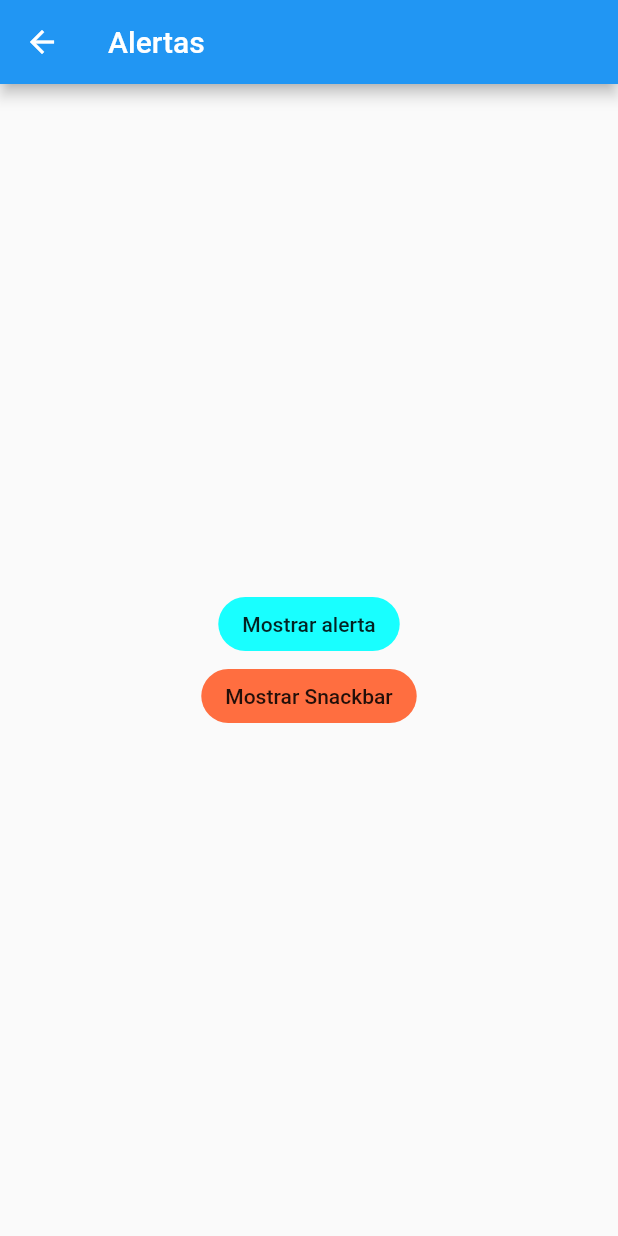
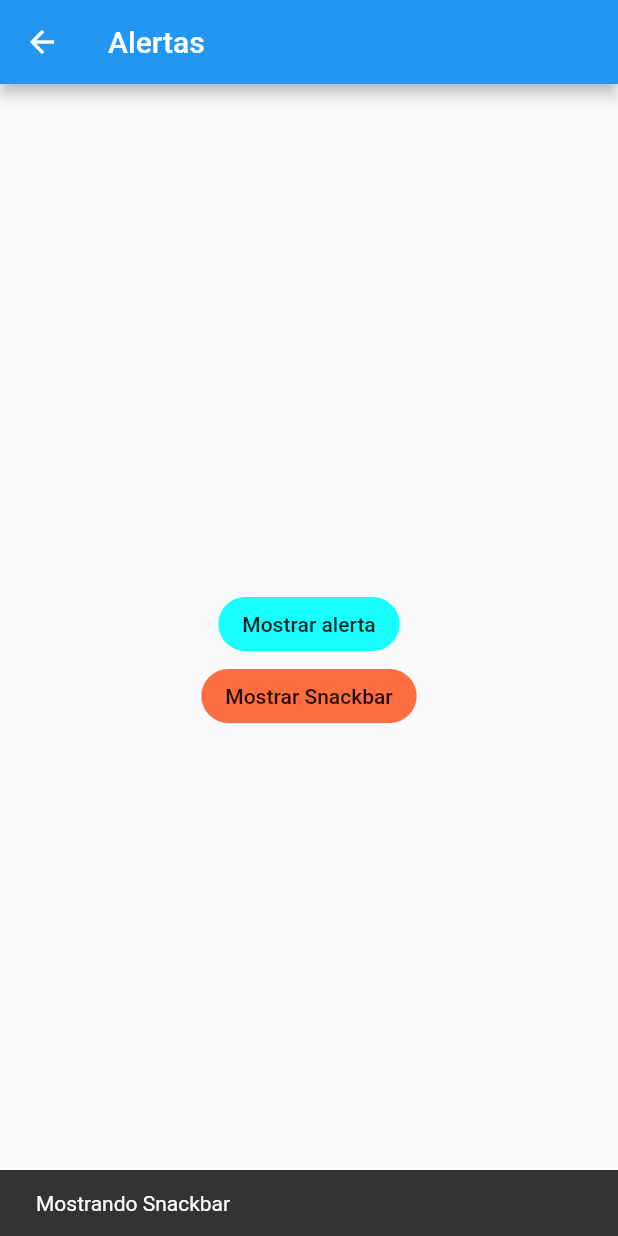
Before and after one commit to ConociendoFlutter/widgets_flutter_app, a Flutter app: the AlertPage screen opened by its route, after a tap on "Mostrar Snackbar", on a phone screen of 412 x 824 dp. Run offline on Flutter 3.47's test engine with Material 2 defaults, Android fonts, the phone set to English and light mode, and no system bars.

Commit message:
Add changes to Snackbar

```diff
--- a/lib/src/pages/alert_page.dart
+++ b/lib/src/pages/alert_page.dart
@@ -1,9 +1,12 @@
 import 'package:flutter/material.dart';
 
 class AlertPage extends StatelessWidget {
+  final GlobalKey<ScaffoldState> key = new GlobalKey<ScaffoldState>();
+
   @override
   Widget build(BuildContext context) {
     return Scaffold(
+      key: key,
       appBar: AppBar(
         title: Text('Alertas'),
       ),
@@ -24,7 +27,11 @@ class AlertPage extends StatelessWidget {
               color: Colors.cyanAccent,
             ),
             FlatButton(
-              onPressed: () {},
+              onPressed: () {
+                key.currentState.showSnackBar(SnackBar(
+                  content: Text('Mostrando Snackbar'),
+                ));
+              },
               child: Text('Mostrar Snackbar'),
               shape: RoundedRectangleBorder(
                   borderRadius: BorderRadius.circular(20)),
```
